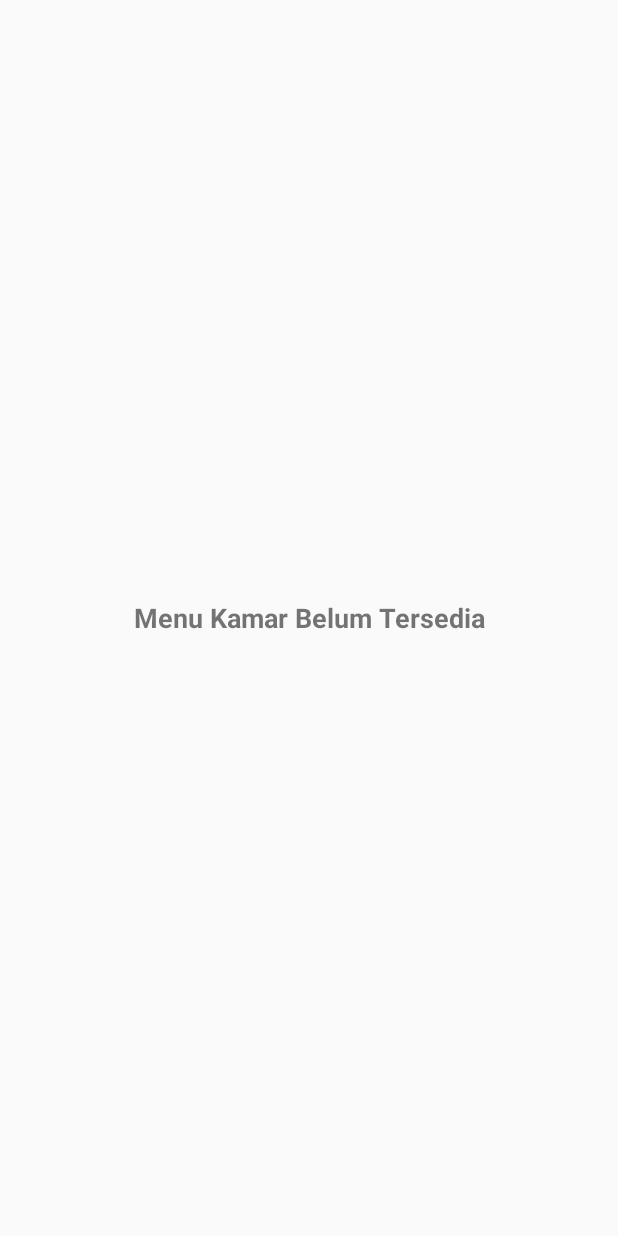
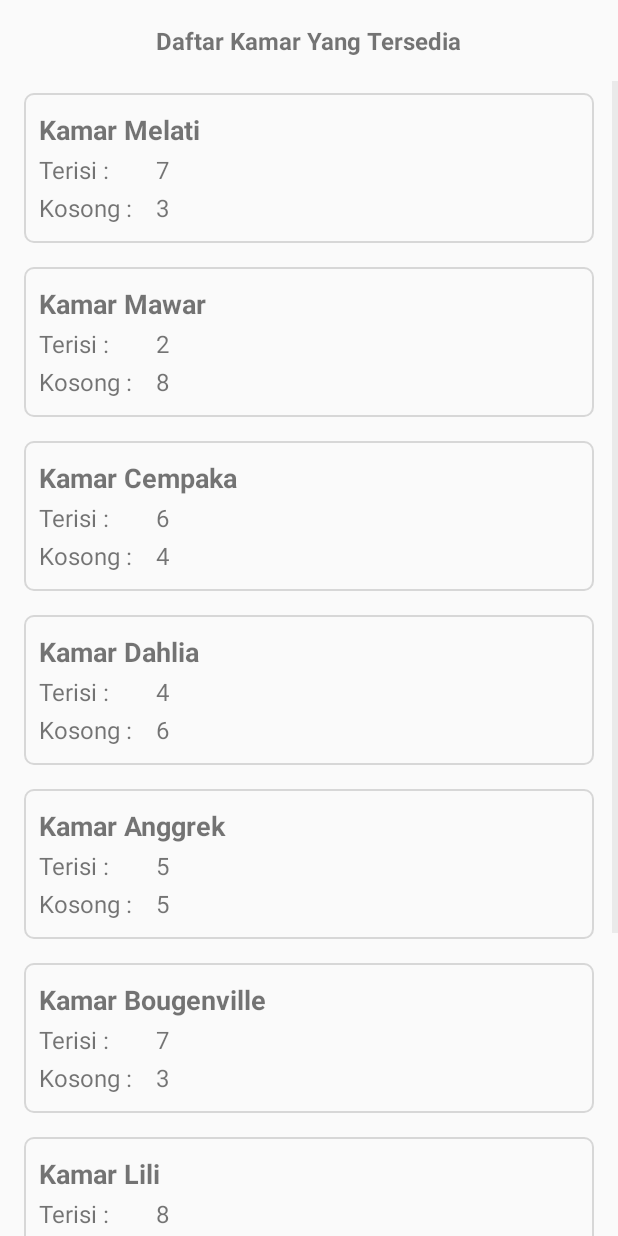
Before and after one commit to rifalous/RSUD-Ogan-Ilir-Apps, an Android app: the RoomActivity screen opened directly, with no data from a screen before it, on a phone screen of 412 x 824 dp. Run offline under Robolectric (Android 15) with nearby library versions, the phone set to English and light mode, and no system bars.

Commit message:
Adding Medicine & Room Screen

```diff
--- a/app/src/main/java/com/formaltech/rsudoganilir/DoctorActivity.java
+++ b/app/src/main/java/com/formaltech/rsudoganilir/DoctorActivity.java
@@ -12,8 +12,6 @@ import android.widget.ListView;
 import android.widget.TextView;
 
 public class DoctorActivity extends AppCompatActivity {
-
-    ListView mListView;
 
     int[] images = {
             R.drawable.doctor1,
--- a/app/src/main/java/com/formaltech/rsudoganilir/RoomActivity.java
+++ b/app/src/main/java/com/formaltech/rsudoganilir/RoomActivity.java
@@ -2,12 +2,93 @@ package com.formaltech.rsudoganilir;
 
 import android.support.v7.app.AppCompatActivity;
 import android.os.Bundle;
+import android.view.View;
+import android.view.ViewGroup;
+import android.widget.BaseAdapter;
+import android.widget.ListView;
+import android.widget.TextView;
 
 public class RoomActivity extends AppCompatActivity {
+
+    String[] names = {
+            "Kamar Melati",
+            "Kamar Mawar",
+            "Kamar Cempaka",
+            "Kamar Dahlia",
+            "Kamar Anggrek",
+            "Kamar Bougenville",
+            "Kamar Lili",
+            "Kamar Teratai",
+            "Kamar Flamboyan"
+    };
+
+    String[] terisi = {
+            "7",
+            "2",
+            "6",
+            "4",
+            "5",
+            "7",
+            "8",
+            "9",
+            "10"
+    };
+
+    String[] kosong = {
+            "3",
+            "8",
+            "4",
+            "6",
+            "5",
+            "3",
+            "2",
+            "1",
+            "0"
+    };
 
     @Override
     protected void onCreate(Bundle savedInstanceState) {
         super.onCreate(savedInstanceState);
         setContentView(R.layout.activity_room);
+
+        ListView listView = (ListView) findViewById(R.id.listView);
+        listView.setDivider(null);
+
+        CustomAdapter customAdapter = new CustomAdapter();
+        listView.setAdapter(customAdapter);
+
+    }
+
+    class CustomAdapter extends BaseAdapter {
+
+        @Override
+        public int getCount() {
+            return names.length;
+        }
+
+        @Override
+        public Object getItem(int i) {
+            return null;
+        }
+
+        @Override
+        public long getItemId(int i) {
+            return 0;
+        }
+
+        @Override
+        public View getView(int i, View view, ViewGroup viewGroup) {
+            view = getLayoutInflater().inflate(R.layout.room_list_item, null);
+
+            TextView namaKamar = (TextView)view.findViewById(R.id.room_nama);
+            TextView terisiKamar = (TextView)view.findViewById(R.id.room_terisi);
+            TextView kosongKamar = (TextView)view.findViewById(R.id.room_kosong);
+
+            namaKamar.setText(names[i]);
+            terisiKamar.setText(terisi[i]);
+            kosongKamar.setText(kosong[i]);
+
+            return view;
+        }
     }
 }
--- a/app/src/main/res/layout/activity_contact.xml
+++ b/app/src/main/res/layout/activity_contact.xml
@@ -98,7 +98,7 @@
                 android:id="@+id/phone1"
                 android:layout_width="50dp"
                 android:layout_height="50dp"
-                android:layout_marginStart="32dp"
+                android:layout_marginStart="48dp"
                 android:layout_marginTop="12dp"
                 android:layout_marginBottom="12dp"
                 android:src="@drawable/ic_phone" />
@@ -136,7 +136,7 @@
                 android:id="@+id/phone2"
                 android:layout_width="50dp"
                 android:layout_height="50dp"
-                android:layout_marginStart="32dp"
+                android:layout_marginStart="48dp"
                 android:layout_marginTop="12dp"
                 android:layout_marginBottom="12dp"
                 android:src="@drawable/ic_phone"/>
@@ -180,7 +180,7 @@
                 android:id="@+id/location"
                 android:layout_width="50dp"
                 android:layout_height="50dp"
-                android:layout_marginStart="32dp"
+                android:layout_marginStart="48dp"
                 android:layout_marginBottom="12dp"
                 android:src="@drawable/ic_location" />
 
--- a/app/src/main/res/layout/activity_register.xml
+++ b/app/src/main/res/layout/activity_register.xml
@@ -4,7 +4,8 @@
     xmlns:tools="http://schemas.android.com/tools"
     android:layout_width="match_parent"
     android:layout_height="match_parent"
-    tools:context=".RegisterActivity">
+    tools:context=".RegisterActivity"
+    android:background="@color/colorPrimaryDark">
 
     <TextView
         android:layout_width="match_parent"
@@ -12,6 +13,7 @@
         android:gravity="center"
         android:textStyle="bold"
         android:textSize="18sp"
+        android:textColor="#fff"
         android:text="Menu Registrasi Belum Tersedia"/>
 
 </android.support.constraint.ConstraintLayout>
--- a/app/src/main/res/layout/activity_room.xml
+++ b/app/src/main/res/layout/activity_room.xml
@@ -1,17 +1,26 @@
 <?xml version="1.0" encoding="utf-8"?>
-<android.support.constraint.ConstraintLayout xmlns:android="http://schemas.android.com/apk/res/android"
+<LinearLayout xmlns:android="http://schemas.android.com/apk/res/android"
     xmlns:app="http://schemas.android.com/apk/res-auto"
     xmlns:tools="http://schemas.android.com/tools"
     android:layout_width="match_parent"
     android:layout_height="match_parent"
-    tools:context=".RoomActivity">
+    tools:context=".RoomActivity"
+    android:orientation="vertical">
 
     <TextView
+        android:layout_width="wrap_content"
+        android:layout_height="wrap_content"
+        android:layout_gravity="center"
+        android:textStyle="bold"
+        android:text="Daftar Kamar Yang Tersedia"
+        android:textSize="16sp"
+        android:layout_margin="16dp"/>
+
+    <ListView
+        android:id="@+id/listView"
         android:layout_width="match_parent"
-        android:layout_height="match_parent"
-        android:gravity="center"
-        android:textStyle="bold"
-        android:textSize="18sp"
-        android:text="Menu Kamar Belum Tersedia"/>
+        android:layout_height="wrap_content">
 
-</android.support.constraint.ConstraintLayout>
+    </ListView>
+
+</LinearLayout>
--- /dev/null
+++ b/app/src/main/res/layout/room_list_item.xml
@@ -0,0 +1,92 @@
+<?xml version="1.0" encoding="utf-8"?>
+<RelativeLayout
+    xmlns:android="http://schemas.android.com/apk/res/android"
+    android:layout_width="match_parent"
+    android:layout_height="match_parent">
+
+    <LinearLayout
+        android:layout_marginLeft="16dp"
+        android:layout_marginRight="16dp"
+        android:layout_marginBottom="8dp"
+        android:layout_marginTop="8dp"
+        android:orientation="horizontal"
+        android:background="@drawable/layout_border"
+        android:layout_width="match_parent"
+        android:layout_height="100dp">
+
+        <ImageView
+            android:id="@+id/imageRoom"
+            android:visibility="gone"
+            android:layout_gravity="center"
+            android:layout_width="70dp"
+            android:layout_height="70dp"
+            android:layout_marginStart="16dp"
+            android:background="@color/colorPrimaryDark"/>
+
+        <LinearLayout
+            android:orientation="vertical"
+            android:layout_gravity="center"
+            android:layout_marginStart="10dp"
+            android:layout_width="wrap_content"
+            android:layout_height="wrap_content">
+
+            <TextView
+                android:id="@+id/room_nama"
+                android:text="Nama Kamar"
+                android:layout_width="wrap_content"
+                android:layout_height="wrap_content"
+                android:textSize="18sp"
+                android:textStyle="bold"/>
+
+            <LinearLayout
+                android:orientation="horizontal"
+                android:layout_width="wrap_content"
+                android:layout_height="wrap_content">
+
+                <TextView
+                    android:id="@+id/terisi"
+                    android:layout_marginTop="3dp"
+                    android:text="Terisi :"
+                    android:layout_width="wrap_content"
+                    android:layout_height="wrap_content"
+                    android:textSize="16sp"/>
+
+                <TextView
+                    android:id="@+id/room_terisi"
+                    android:layout_width="wrap_content"
+                    android:layout_height="25dp"
+                    android:layout_marginStart="31dp"
+                    android:layout_marginTop="3dp"
+                    android:text="Terisi"
+                    android:textSize="16sp" />
+
+            </LinearLayout>
+
+            <LinearLayout
+                android:layout_width="wrap_content"
+                android:layout_height="wrap_content"
+                android:orientation="horizontal">
+
+                <TextView
+                    android:id="@+id/kosong"
+                    android:layout_width="wrap_content"
+                    android:layout_height="wrap_content"
+                    android:text="Kosong :"
+                    android:textSize="16sp" />
+
+                <TextView
+                    android:id="@+id/room_kosong"
+                    android:layout_width="match_parent"
+                    android:layout_height="wrap_content"
+                    android:layout_marginStart="16dp"
+                    android:text="Kosong"
+                    android:textSize="16sp" />
+
+            </LinearLayout>
+
+
+        </LinearLayout>
+
+    </LinearLayout>
+
+</RelativeLayout>
```
Also changed, not shown: app/src/main/java/com/formaltech/rsudoganilir/MainActivity.java (+23 -0 lines), app/src/main/java/com/formaltech/rsudoganilir/MedicineActivity.java (+100 -0 lines), app/src/main/java/com/formaltech/rsudoganilir/SplashActivity.java (+4 -4 lines), app/src/main/res/layout/activity_medicine.xml (+17 -8 lines), app/src/main/res/layout/medicine_list_item.xml (added, +92 -0 lines).
